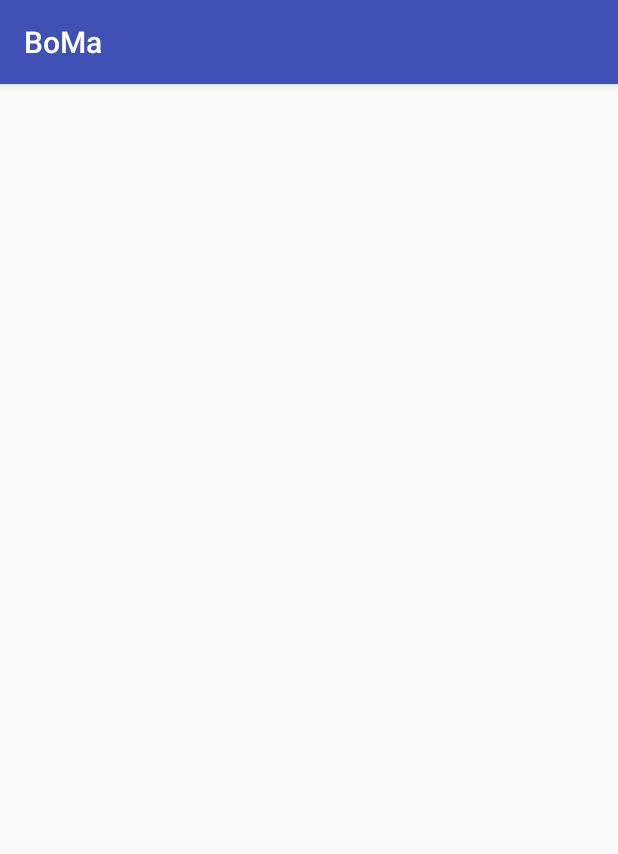
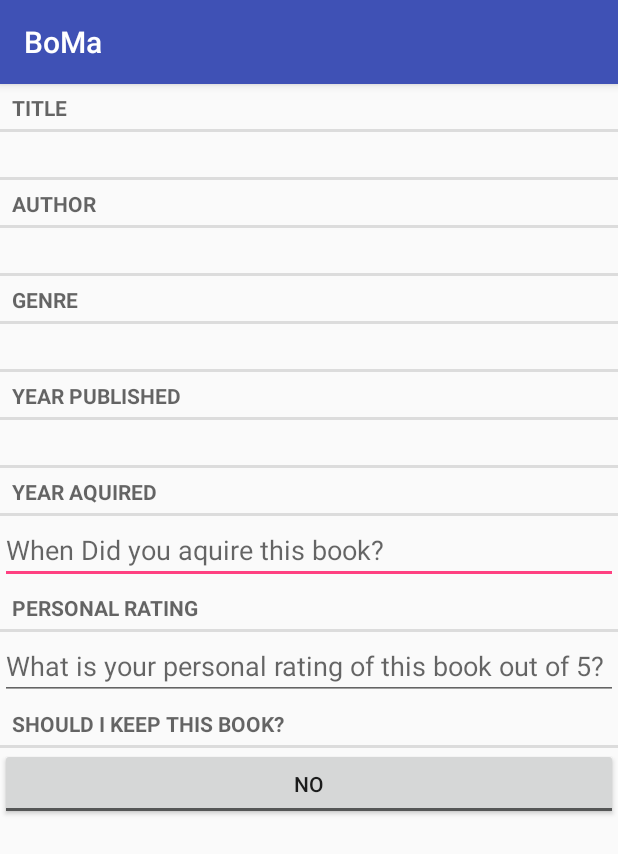
Before and after one commit to Mikerah/BoMa, an Android app: the DetailActivity screen opened directly, with no data from a screen before it, on a phone screen of 412 x 824 dp. Shown: the top 854 px of the screen. Run offline under Robolectric (Android 15) with nearby library versions, the phone set to English and light mode, and no system bars.

Commit message:
Completed UI for Detail Activity

```diff
--- a/BoMa/app/src/main/java/com/example/mikerah/boma/MainActivity.java
+++ b/BoMa/app/src/main/java/com/example/mikerah/boma/MainActivity.java
@@ -88,9 +88,12 @@ public class MainActivity extends AppCompatActivity {
         private TextView mBookAuthor;
         private TextView mBookGenre;
         private TextView mBookYear;
+        private Book mBook;
 
         public BookHolder(View itemView) {
             super(itemView);
+
+            itemView.setOnClickListener(this);
 
             mBookTitle = (TextView) itemView.findViewById(R.id.book_title);
             mBookAuthor = (TextView) itemView.findViewById(R.id.book_author);
@@ -98,9 +101,21 @@ public class MainActivity extends AppCompatActivity {
             mBookYear = (TextView) itemView.findViewById(R.id.book_year);
         }
 
+        public void bindBook(Book book){
+            mBook = book;
+            mBookTitle.setText(getString(R.string.book_title, book.getTitle()));
+            mBookAuthor.setText(getString(R.string.book_author, book.getAuthor()));
+            mBookGenre.setText(getString(R.string.book_genre, book.getGenre()));
+            mBookYear.setText(getString(R.string.book_year, book.getYearPublished()));
+
+        }
+
         @Override
         public void onClick(View v) {
-
+            Intent intent = new Intent(getApplicationContext(),
+                    DetailActivity.class);
+            intent.putExtra("BookID",mBook.getId());
+            startActivity(intent);
         }
     }
 
@@ -110,6 +125,7 @@ public class MainActivity extends AppCompatActivity {
         public BookAdapter(List<Book> bookList){
             mBookList = bookList;
         }
+
 
         @Override
         public BookHolder onCreateViewHolder(ViewGroup parent,
@@ -123,18 +139,7 @@ public class MainActivity extends AppCompatActivity {
         @Override
         public void onBindViewHolder(BookHolder holder, int position){
             Book book = mBookList.get(position);
-            holder.mBookTitle.setText(getString(R.string.book_title,book
-                    .getTitle
-                    ()));
-            holder.mBookAuthor.setText(getString(R.string.book_author,book
-                    .getAuthor
-                    ()));
-            holder.mBookGenre.setText(getString(R.string.book_genre,book
-                    .getGenre()));
-            holder.mBookYear.setText(getString(R.string.book_year,Integer
-                    .toString(book
-                    .getYearPublished
-                    ())));
+            holder.bindBook(book);
 
         }
 
--- a/BoMa/app/src/main/res/layout/activity_detail.xml
+++ b/BoMa/app/src/main/res/layout/activity_detail.xml
@@ -1,10 +1,98 @@
 <?xml version="1.0" encoding="utf-8"?>
-<android.support.constraint.ConstraintLayout
+<android.widget.LinearLayout
     xmlns:android="http://schemas.android.com/apk/res/android"
     xmlns:app="http://schemas.android.com/apk/res-auto"
     xmlns:tools="http://schemas.android.com/tools"
     android:layout_width="match_parent"
-    android:layout_height="match_parent"
+    android:layout_height="wrap_content"
+    android:orientation="vertical"
     tools:context="com.example.mikerah.boma.DetailActivity">
 
-</android.support.constraint.ConstraintLayout>
+    <TextView
+        android:layout_width="match_parent"
+        android:layout_height="wrap_content"
+        android:text="Title"
+        style="?android:listSeparatorTextViewStyle"/>
+
+    <TextView
+        android:id="@+id/detail_title"
+        android:layout_width="match_parent"
+        android:layout_height="wrap_content"
+        style="?android:listSeparatorTextViewStyle"/>
+
+    <TextView
+        android:layout_width="match_parent"
+        android:layout_height="wrap_content"
+        android:text="Author"
+        style="?android:listSeparatorTextViewStyle"/>
+
+    <TextView
+        android:id="@+id/detail_author"
+        android:layout_width="match_parent"
+        android:layout_height="wrap_content"
+        style="?android:listSeparatorTextViewStyle"/>
+
+    <TextView
+        android:layout_width="match_parent"
+        android:layout_height="wrap_content"
+        android:text="Genre"
+        style="?android:listSeparatorTextViewStyle"/>
+
+    <TextView
+        android:id="@+id/detail_genre"
+        android:layout_width="match_parent"
+        android:layout_height="wrap_content"
+        style="?android:listSeparatorTextViewStyle"/>
+
+    <TextView
+        android:layout_width="match_parent"
+        android:layout_height="wrap_content"
+        android:text="Year Published"
+        style="?android:listSeparatorTextViewStyle"/>
+
+    <TextView
+        android:id="@+id/detail_year"
+        android:layout_width="match_parent"
+        android:layout_height="wrap_content"
+        style="?android:listSeparatorTextViewStyle"/>
+
+    <TextView
+        android:layout_width="match_parent"
+        android:layout_height="wrap_content"
+        android:text="Year Aquired"
+        style="?android:listSeparatorTextViewStyle"/>
+
+    <EditText
+        android:id="@+id/detail_year_aquired"
+        android:layout_width="match_parent"
+        android:layout_height="wrap_content"
+        android:inputType="number"
+        android:hint="@string/year_aquired_hint"/>
+
+    <TextView
+        android:layout_width="match_parent"
+        android:layout_height="wrap_content"
+        android:text="Personal Rating"
+        style="?android:listSeparatorTextViewStyle"/>
+
+    <EditText
+        android:id="@+id/detail_personal_rating"
+        android:layout_width="match_parent"
+        android:layout_height="wrap_content"
+        android:inputType="number"
+        android:hint="@string/rating_hint"/>
+
+    <TextView
+        android:layout_width="match_parent"
+        android:layout_height="wrap_content"
+        android:text="Should I Keep This Book?"
+        style="?android:listSeparatorTextViewStyle"/>
+
+    <ToggleButton
+        android:layout_width="match_parent"
+        android:layout_height="wrap_content"
+        android:textOff="No"
+        android:textOn="Yes"/>
+
+
+</android.widget.LinearLayout>
--- a/BoMa/app/src/main/res/values/strings.xml
+++ b/BoMa/app/src/main/res/values/strings.xml
@@ -8,6 +8,9 @@
     <string name="book_author">Author: %1$s</string>
     <string name="book_genre">Genre: %1$s</string>
     <string name="book_year">Year: %1$s</string>
+    <string name="year_aquired_hint">When Did you aquire this book?</string>
+    <string name="rating_hint">What is your personal rating of this
+        book out of 5?</string>
 
 
 </resources>
```
